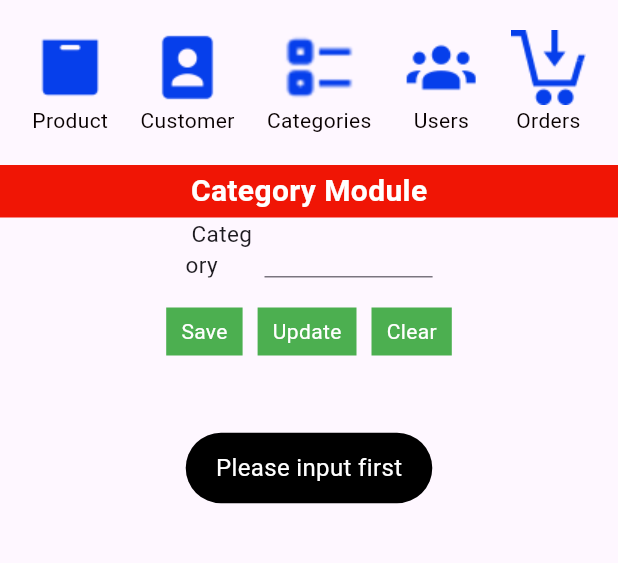
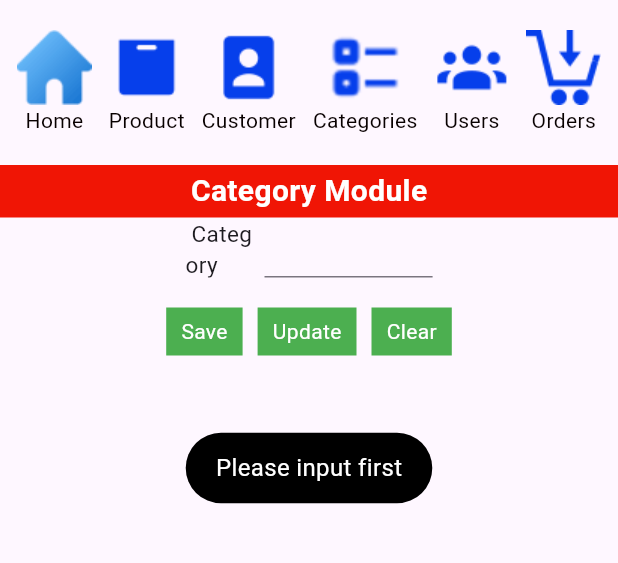
Before and after one commit to mahbub-hasan-abid/Automated-Inventory-Management-System, a Flutter app: the CategoriesModule screen opened directly, after a tap on "Save", on a phone screen of 412 x 824 dp, the part 150-713 px from its top. Run offline on Flutter 3.47's test engine with Material 3 defaults, Android fonts, the phone set to English and light mode, and no system bars; our stand-ins replace cloud_firestore, firebase_core, fluttertoast; missing offline and left inert: animated_digit; accounts and stored records are empty.

```diff
--- a/lib/utils/custom_appbar.dart
+++ b/lib/utils/custom_appbar.dart
@@ -1,6 +1,7 @@
 import 'package:flutter/material.dart';
 import 'package:inventory_management/screens/categories_screen.dart';
 import 'package:inventory_management/screens/customer_screen.dart';
+import 'package:inventory_management/screens/main_home_screen.dart';
 import 'package:inventory_management/screens/order_screen.dart';
 import 'package:inventory_management/screens/product_screen.dart';
 import 'package:inventory_management/screens/user_screen.dart';
@@ -41,6 +42,23 @@ class customAppbar extends StatelessWidget {
         Row(
           mainAxisAlignment: MainAxisAlignment.spaceEvenly,
           children: [
+            InkWell(
+              onTap: () => {
+                Navigator.push(
+                    context,
+                    MaterialPageRoute(
+                      builder: (context) => HomeScreen(),
+                    ))
+              },
+              child: Column(
+                children: [
+                  Image.asset('assets/home_50px.png'),
+                  Text('Home',
+                      style:
+                          TextStyle(color: const Color.fromARGB(255, 8, 0, 0)))
+                ],
+              ),
+            ),
             InkWell(
               onTap: () => {
                 Navigator.push(
```
Also changed, not shown: lib/screens/main_home_screen.dart (+5 -5 lines), assets/home.png (added), assets/home_50px.png (added).
